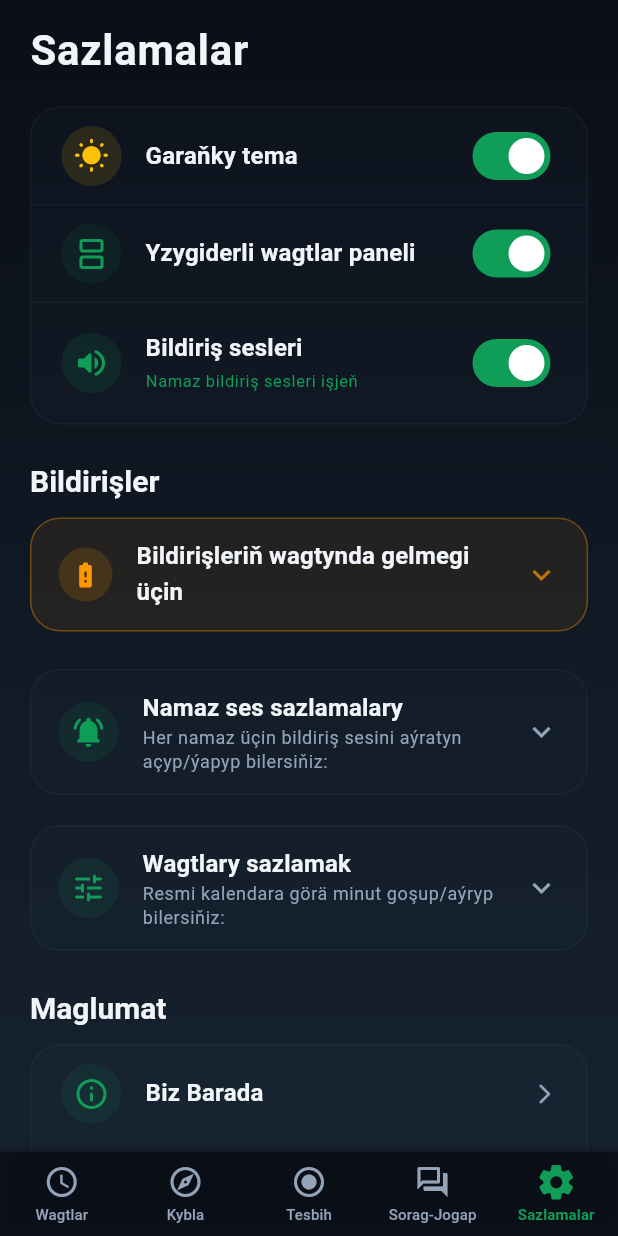
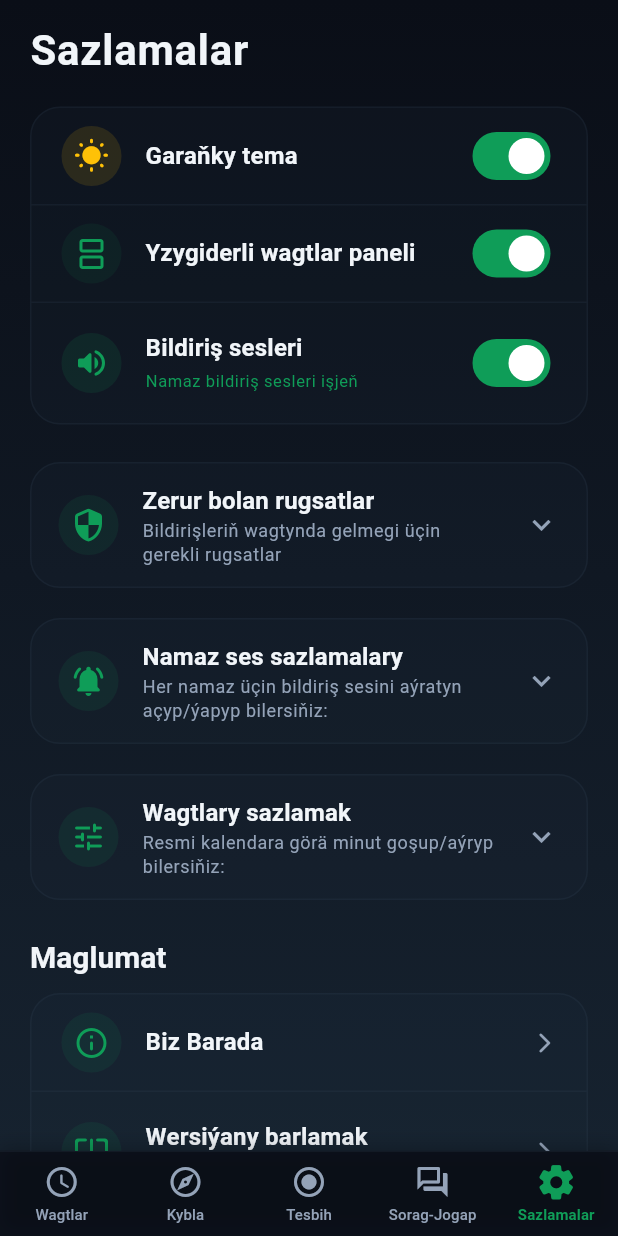
Before and after one commit to Abdyrahmanp/gazojak_namaz_wagty, a Flutter app: the screen it shows after launch, swiped to page 5, on a phone screen of 412 x 824 dp. Run offline on Flutter 3.47's test engine with Material 3 defaults, Android fonts, the phone set to English and light mode, and no system bars; our stand-ins replace flutter_compass, flutter_local_notifications, flutter_markdown, share_plus, shared_preferences, timezone and 1 more; network calls fail.

Commit message:
panel_autozapusk

```diff
--- a/lib/screens/settings_screen.dart
+++ b/lib/screens/settings_screen.dart
@@ -1,6 +1,5 @@
 import 'package:flutter/material.dart';
 import 'package:flutter/services.dart';
-import 'package:shared_preferences/shared_preferences.dart';
 import 'package:url_launcher/url_launcher.dart';
 import '../providers/app_state.dart';
 import '../utils/email_launcher.dart';
@@ -21,33 +20,6 @@ class _SettingsScreenState extends State<SettingsScreen> {
   final _formKey = GlobalKey<FormState>();
   final _nameCtrl = TextEditingController();
   final _msgCtrl = TextEditingController();
-  bool _batteryDismissed = false;
-
-  @override
-  void initState() {
-    super.initState();
-    _loadBatteryDismissed();
-  }
-
-  Future<void> _loadBatteryDismissed() async {
-    try {
-      final prefs = await SharedPreferences.getInstance();
-      if (mounted) {
-        setState(() {
-          _batteryDismissed = prefs.getBool('battery_warning_dismissed') ?? false;
-        });
-      }
-    } catch (_) {}
-  }
-
-  Future<void> _dismissBatteryWarning() async {
-    HapticFeedback.mediumImpact();
-    try {
-      final prefs = await SharedPreferences.getInstance();
-      await prefs.setBool('battery_warning_dismissed', true);
-      if (mounted) setState(() => _batteryDismissed = true);
-    } catch (_) {}
-  }
 
   @override
   void dispose() {
@@ -299,86 +271,9 @@ class _SettingsScreenState extends State<SettingsScreen> {
               ),
               const SizedBox(height: 25),
 
-              // Batarya Optimizasyon Uyarısı — gizlenmediyse göster
-              if (!_batteryDismissed) ...[
-                Text('Bildirişler', style: tt.titleLarge?.copyWith(color: tc, fontWeight: FontWeight.bold)),
-                const SizedBox(height: 12),
-                Container(
-                  decoration: BoxDecoration(
-                    color: Colors.orange.withValues(alpha: isDark ? 0.08 : 0.06),
-                    borderRadius: BorderRadius.circular(20),
-                    border: Border.all(color: Colors.orange.withValues(alpha: 0.35)),
-                  ),
-                  child: Theme(
-                    data: Theme.of(context).copyWith(dividerColor: Colors.transparent),
-                    child: ExpansionTile(
-                      tilePadding: const EdgeInsets.symmetric(horizontal: 18, vertical: 4),
-                      childrenPadding: const EdgeInsets.fromLTRB(18, 0, 18, 16),
-                      leading: Container(
-                        padding: const EdgeInsets.all(8),
-                        decoration: BoxDecoration(
-                          color: Colors.orange.withValues(alpha: 0.15),
-                          shape: BoxShape.circle,
-                        ),
-                        child: const Icon(Icons.battery_alert_rounded, color: Colors.orange, size: 20),
-                      ),
-                      title: Text(
-                        TkTranslations.batteryOptTitle,
-                        style: tt.titleMedium?.copyWith(
-                          color: tc,
-                          fontWeight: FontWeight.bold,
-                        ),
-                      ),
-                      iconColor: Colors.orange,
-                      collapsedIconColor: Colors.orange.withValues(alpha: 0.7),
-                      children: [
-                        Text(
-                          TkTranslations.batteryOptMessage,
-                          style: tt.bodySmall?.copyWith(
-                            color: isDark ? const Color(0xFFCBD5E1) : const Color(0xFF475569),
-                            height: 1.55,
-                          ),
-                        ),
-                        const SizedBox(height: 14),
-                        SizedBox(
-                          width: double.infinity,
-                          child: ElevatedButton.icon(
-                            onPressed: _openBatterySettings,
-                            icon: const Icon(Icons.settings_outlined, size: 18),
-                            label: Text(TkTranslations.batteryOptCheck,
-                                style: const TextStyle(fontWeight: FontWeight.bold)),
-                            style: ElevatedButton.styleFrom(
-                              backgroundColor: Colors.orange,
-                              foregroundColor: Colors.white,
-                              shape: RoundedRectangleBorder(borderRadius: BorderRadius.circular(14)),
-                              elevation: 0,
-                              padding: const EdgeInsets.symmetric(vertical: 12),
-                            ),
-                          ),
-                        ),
-                        const SizedBox(height: 10),
-                        SizedBox(
-                          width: double.infinity,
-                          child: OutlinedButton.icon(
-                            onPressed: _dismissBatteryWarning,
-                            icon: const Icon(Icons.check_circle_outline_rounded, size: 18, color: AppColors.emeraldGreen),
-                            label: const Text(
-                              'Sazlamany etdim, ýap',
-                              style: TextStyle(fontWeight: FontWeight.bold, color: AppColors.emeraldGreen),
-                            ),
-                            style: OutlinedButton.styleFrom(
-                              side: const BorderSide(color: AppColors.emeraldGreen),
-                              shape: RoundedRectangleBorder(borderRadius: BorderRadius.circular(14)),
-                              padding: const EdgeInsets.symmetric(vertical: 12),
-                            ),
-                          ),
-                        ),
-                      ],
-                    ),
-                  ),
-                ),
-                const SizedBox(height: 25),
-              ],
+              // ── Zerur bolan rugsatlar ──────────────────────────────────────────
+              _buildPermissionsSection(isDark, tt, tc, sc, cardBg, borderColor),
+              const SizedBox(height: 20),
 
               // ── Per-prayer ses sazlamalary accordion ─────────────────────────
               _buildPrayerSoundSection(isDark, tt, tc, sc, cardBg, borderColor),
@@ -662,6 +557,188 @@ class _SettingsScreenState extends State<SettingsScreen> {
         ),
       );
     }
+  }
+
+  Future<void> _openAutoStartSettings() async {
+    HapticFeedback.selectionClick();
+    const channel = MethodChannel('com.example.gazojak_namaz_wagty/autostart');
+
+    try {
+      await channel.invokeMethod('openAutoStartSettings');
+    } catch (e) {
+      if (!mounted) return;
+      ScaffoldMessenger.of(context).showSnackBar(
+        SnackBar(
+          content: const Text(
+            'Sazlamalar → Programmalar → Gazojak namaz wagty → Awto-başlatmak (Autostart) rugsady beriň.',
+            style: TextStyle(color: Color(0xFFCBD5E1), fontWeight: FontWeight.bold),
+          ),
+          backgroundColor: Colors.orange,
+          duration: const Duration(seconds: 6),
+          behavior: SnackBarBehavior.floating,
+          shape: RoundedRectangleBorder(borderRadius: BorderRadius.circular(12)),
+          margin: const EdgeInsets.all(16),
+        ),
+      );
+    }
+  }
+
+  // ── Zerur bolan rugsatlar Accordion ─────────────────────────────────────────
+  Widget _buildPermissionsSection(
+    bool isDark,
+    TextTheme tt,
+    Color tc,
+    Color sc,
+    Color cardBg,
+    Color borderColor,
+  ) {
+    final sectionBg = isDark
+        ? Colors.white.withValues(alpha: 0.03)
+        : Colors.black.withValues(alpha: 0.02);
+
+    return Container(
+      decoration: BoxDecoration(
+        color: cardBg,
+        borderRadius: BorderRadius.circular(20),
+        border: Border.all(color: borderColor),
+      ),
+      child: Theme(
+        data: Theme.of(context).copyWith(dividerColor: Colors.transparent),
+        child: ExpansionTile(
+          tilePadding: const EdgeInsets.symmetric(horizontal: 18, vertical: 4),
+          childrenPadding: const EdgeInsets.fromLTRB(16, 0, 16, 16),
+          leading: Container(
+            padding: const EdgeInsets.all(8),
+            decoration: BoxDecoration(
+              color: AppColors.emeraldGreen.withValues(alpha: 0.1),
+              shape: BoxShape.circle,
+            ),
+            child: const Icon(Icons.security_rounded, color: AppColors.emeraldGreen),
+          ),
+          title: Text(
+            'Zerur bolan rugsatlar',
+            style: tt.titleMedium?.copyWith(color: tc, fontWeight: FontWeight.bold),
+          ),
+          subtitle: Text(
+            'Bildirişleriň wagtynda gelmegi üçin gerekli rugsatlar',
+            style: tt.bodySmall?.copyWith(color: sc),
+          ),
+          iconColor: AppColors.emeraldGreen,
+          collapsedIconColor: sc,
+          children: [
+            // 1. Batareýa rugsady
+            Container(
+              padding: const EdgeInsets.all(14),
+              decoration: BoxDecoration(
+                color: sectionBg,
+                borderRadius: BorderRadius.circular(14),
+                border: Border.all(color: borderColor),
+              ),
+              child: Column(
+                crossAxisAlignment: CrossAxisAlignment.start,
+                children: [
+                  Row(
+                    children: [
+                      Container(
+                        padding: const EdgeInsets.all(6),
+                        decoration: BoxDecoration(
+                          color: Colors.orange.withValues(alpha: 0.15),
+                          shape: BoxShape.circle,
+                        ),
+                        child: const Icon(Icons.battery_saver_rounded, color: Colors.orange, size: 18),
+                      ),
+                      const SizedBox(width: 10),
+                      Expanded(
+                        child: Text(
+                          'Batareýa optimallaşdyrmasy',
+                          style: tt.titleSmall?.copyWith(color: tc, fontWeight: FontWeight.bold),
+                        ),
+                      ),
+                    ],
+                  ),
+                  const SizedBox(height: 8),
+                  Text(
+                    'Xiaomi, Samsung ýaly telefonlarda bildiriş doňmazlygy üçin "Çäklendirmesiz" (No restrictions) rugsady gerek.',
+                    style: tt.bodySmall?.copyWith(color: sc, height: 1.4),
+                  ),
+                  const SizedBox(height: 12),
+                  SizedBox(
+                    width: double.infinity,
+                    child: ElevatedButton.icon(
+                      onPressed: _openBatterySettings,
+                      icon: const Icon(Icons.battery_charging_full_rounded, size: 18),
+                      label: const Text('Batareýa sazlamalary', style: TextStyle(fontWeight: FontWeight.bold)),
+                      style: ElevatedButton.styleFrom(
+                        backgroundColor: Colors.orange,
+                        foregroundColor: Colors.white,
+                        shape: RoundedRectangleBorder(borderRadius: BorderRadius.circular(12)),
+                        elevation: 0,
+                        padding: const EdgeInsets.symmetric(vertical: 10),
+                      ),
+                    ),
+                  ),
+                ],
+              ),
+            ),
+            const SizedBox(height: 12),
+            // 2. Awto-başlatmak (Autozapusk) rugsady
+            Container(
+              padding: const EdgeInsets.all(14),
+              decoration: BoxDecoration(
+                color: sectionBg,
+                borderRadius: BorderRadius.circular(14),
+                border: Border.all(color: borderColor),
+              ),
+              child: Column(
+                crossAxisAlignment: CrossAxisAlignment.start,
+                children: [
+                  Row(
+                    children: [
+                      Container(
+                        padding: const EdgeInsets.all(6),
+                        decoration: BoxDecoration(
+                          color: AppColors.emeraldGreen.withValues(alpha: 0.15),
+                          shape: BoxShape.circle,
+                        ),
+                        child: const Icon(Icons.autorenew_rounded, color: AppColors.emeraldGreen, size: 18),
+                      ),
+                      const SizedBox(width: 10),
+                      Expanded(
+                        child: Text(
+                          'Awto-başlatmak (Autozapusk) rugsady',
+                          style: tt.titleSmall?.copyWith(color: tc, fontWeight: FontWeight.bold),
+                        ),
+                      ),
+                    ],
+                  ),
+                  const SizedBox(height: 8),
+                  Text(
+                    'Telefon täzeden açylanda ýa-da arassalananda namaz wagty bildirişleriniň awtomatiki işlemegi üçin rugsat gerek.',
+                    style: tt.bodySmall?.copyWith(color: sc, height: 1.4),
+                  ),
+                  const SizedBox(height: 12),
+                  SizedBox(
+                    width: double.infinity,
+                    child: ElevatedButton.icon(
+                      onPressed: _openAutoStartSettings,
+                      icon: const Icon(Icons.launch_rounded, size: 18),
+                      label: const Text('Autozapusk sazlamalary', style: TextStyle(fontWeight: FontWeight.bold)),
+                      style: ElevatedButton.styleFrom(
+                        backgroundColor: AppColors.emeraldGreen,
+                        foregroundColor: Colors.white,
+                        shape: RoundedRectangleBorder(borderRadius: BorderRadius.circular(12)),
+                        elevation: 0,
+                        padding: const EdgeInsets.symmetric(vertical: 10),
+                      ),
+                    ),
+                  ),
+                ],
+              ),
+            ),
+          ],
+        ),
+      ),
+    );
   }
 
 
--- a/lib/services/version_service.dart
+++ b/lib/services/version_service.dart
@@ -36,9 +36,9 @@ class VersionService {
   static const String defaultVersionUrl = SiteConfig.versionJsonUrl;
 
   // Current app hardcoded version
-  static const String currentVersionName = '1.1.0';
-  static const int currentVersionCode = 2;
-  static const String currentReleaseDate = '09.07.2026';
+  static const String currentVersionName = '1.1.1';
+  static const int currentVersionCode = 3;
+  static const String currentReleaseDate = '19.08.2026';
 
   /// Fetches version info from the remote JSON file.
   /// byethost3.com AES challenge'ını otomatik çözer.
--- a/lib/utils/tk_translations.dart
+++ b/lib/utils/tk_translations.dart
@@ -110,7 +110,7 @@ class TkTranslations {
       'Bütinleý internetsiz we howpsuz işlemek üçin niýetlenendir.';
   static const String termsTitle   = 'Ulanyş Şertleri';
   static const String termsContent =
-      'Programmadaky namaz wagtlamalary ýörite Gazojak şäheri üçin taýýarlandy. '
+      'Programmadaky namaz wagtlary ýörite Gazojak şäheri üçin taýýarlandy. '
       'Programma diňe maglumat bermek maksady bilen hyzmat edýär.';
 
   // ── Tasbih ──────────────────────────────────────────────────────────────────
@@ -150,7 +150,7 @@ class TkTranslations {
   static const String offsetReset                 = 'Nola getirmek';
   static const String minutesSuffix               = 'm';
   static const String aboutTitle                  = 'Biz Barada';
-  static const String appVersion                  = 'Wersiýa 1.1.0';
+  static const String appVersion                  = 'Wersiýa 1.1.1';
 
   // Per-prayer sound settings
   static const String prayerSoundTitle    = 'Namaz ses sazlamalary';
--- a/pubspec.yaml
+++ b/pubspec.yaml
@@ -16,7 +16,7 @@ publish_to: 'none' # Remove this line if you wish to publish to pub.dev
 # https://developer.apple.com/library/archive/documentation/General/Reference/InfoPlistKeyReference/Articles/CoreFoundationKeys.html
 # In Windows, build-name is used as the major, minor, and patch parts
 # of the product and file versions while build-number is used as the build suffix.
-version: 1.1.0+2
+version: 1.1.1+3
 
 environment:
   sdk: ^3.11.1
```
Also changed, not shown: lib/main.dart (+54 -10 lines), lib/providers/app_state.dart (+8 -1 lines), 1 other file.
